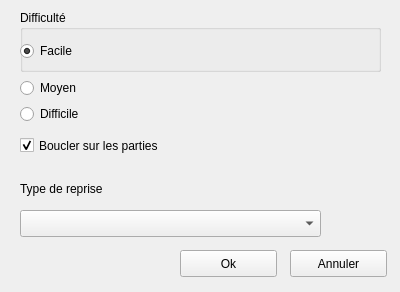
Before: the Qt Designer form IGuitarGUI/ConfigPanel.ui in jcelerier/pfa_guitar_tutor, drawn with Qt 5.
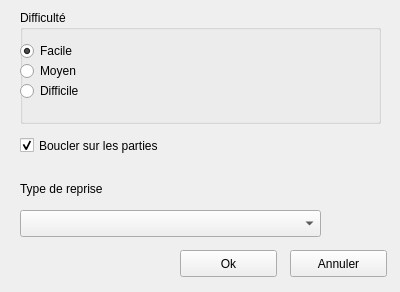
After: the same form once the commit is applied.

Commit message: Documentation ConfigPanel

What changed in the file:
```diff
--- a/IGuitarGUI/ConfigPanel.ui
+++ b/IGuitarGUI/ConfigPanel.ui
@@ -70,24 +70,38 @@
         <bool>true</bool>
        </property>
       </widget>
+      <widget class="QRadioButton" name="mediumMode">
+       <property name="geometry">
+        <rect>
+         <x>0</x>
+         <y>50</y>
+         <width>359</width>
+         <height>22</height>
+        </rect>
+       </property>
+       <property name="text">
+        <string>Moyen</string>
+       </property>
+      </widget>
+      <widget class="QRadioButton" name="hardMode">
+       <property name="geometry">
+        <rect>
+         <x>0</x>
+         <y>70</y>
+         <width>359</width>
+         <height>22</height>
+        </rect>
+       </property>
+       <property name="text">
+        <string>Difficile</string>
+       </property>
+      </widget>
       <zorder>easyMode</zorder>
       <zorder>mediumMode</zorder>
       <zorder>hardMode</zorder>
       <zorder>easyMode</zorder>
-     </widget>
-    </item>
-    <item row="2" column="0">
-     <widget class="QRadioButton" name="hardMode">
-      <property name="text">
-       <string>Difficile</string>
-      </property>
-     </widget>
-    </item>
-    <item row="1" column="0">
-     <widget class="QRadioButton" name="mediumMode">
-      <property name="text">
-       <string>Moyen</string>
-      </property>
+      <zorder>mediumMode</zorder>
+      <zorder>hardMode</zorder>
      </widget>
     </item>
    </layout>
```
The commit also changes 2 other files.
